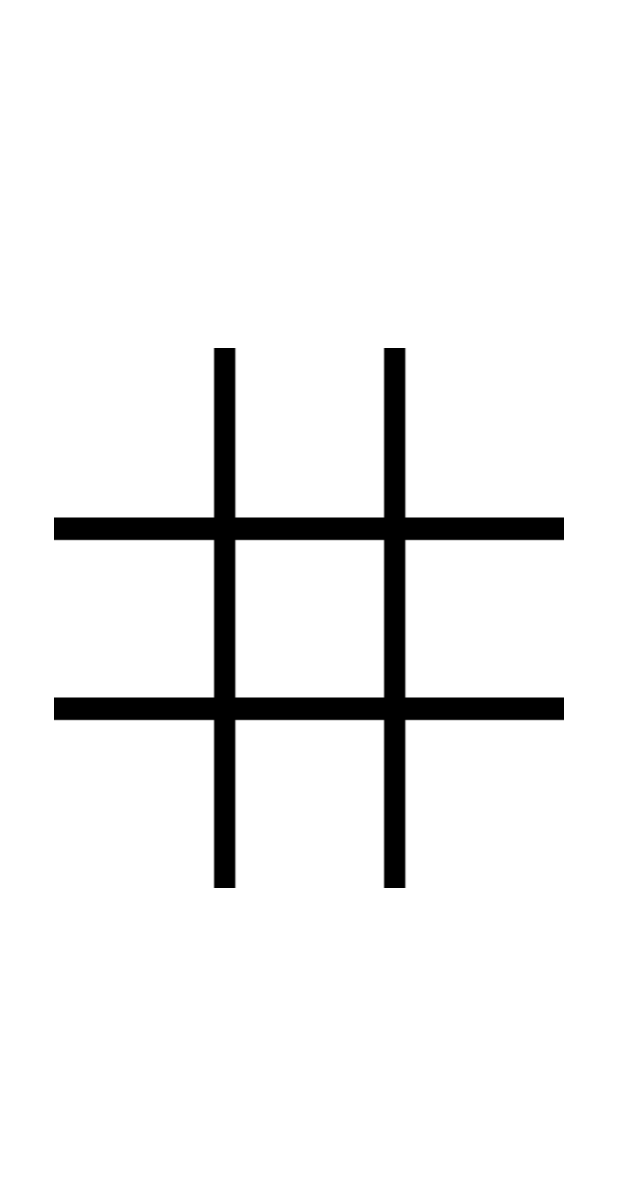
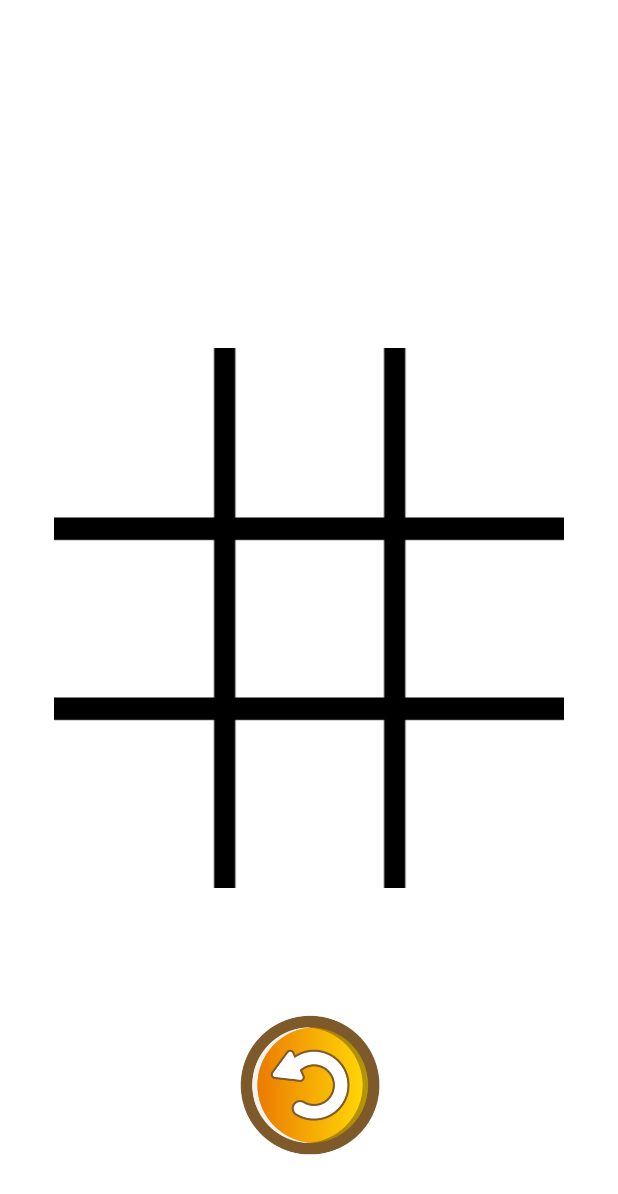
Before and after one commit to rookierohan10/TicTacToe, an Android app: the screen it shows after launch (MainActivity), on a phone screen of 412 x 824 dp. Shown: the top 1194 px of the screen. Run offline under Robolectric (Android 15) with nearby library versions, the phone set to English and light mode, and no system bars.

Commit message:
added basic entry animation

```diff
--- a/app/src/main/java/com/example/tictactoe/MainActivity.java
+++ b/app/src/main/java/com/example/tictactoe/MainActivity.java
@@ -15,6 +15,8 @@ public class MainActivity extends AppCompatActivity {
     int winningIndex1,winningIndex2,winningIndex3;
     boolean isWinnerDecided;
     ImageView winningLines[] = new ImageView[16];
+
+
 
     public void fillBoard(String move){
         int moveIndex = (move.charAt(move.length()-1)-1-48);
@@ -149,9 +151,11 @@ public class MainActivity extends AppCompatActivity {
         ImageView resetButton = findViewById(R.id.restartButton);
         //gameGrid.animate().alpha(0);
         //resetButton.animate().alpha(0);
+
         ImageView logo = findViewById(R.id.gameLogo);
-        logo.animate().rotation(1080).setDuration(1000).alphaBy(-1F);
-        gameGrid.animate().alpha(1).setDuration(3000);
+        logo.animate().rotation(1080).setDuration(1000).translationYBy(-800).scaleY(0.7f).scaleX(0.7f);
+        gameGrid.animate().alpha(1).setDuration(1500);
+        resetButton.animate().alpha(1).setDuration(3000);
         isWinnerDecided = false;
         winningLines[0] = findViewById(R.id.diagonalBlue);
         winningLines[1] = findViewById(R.id.diagonalOppositeBlue);
```
